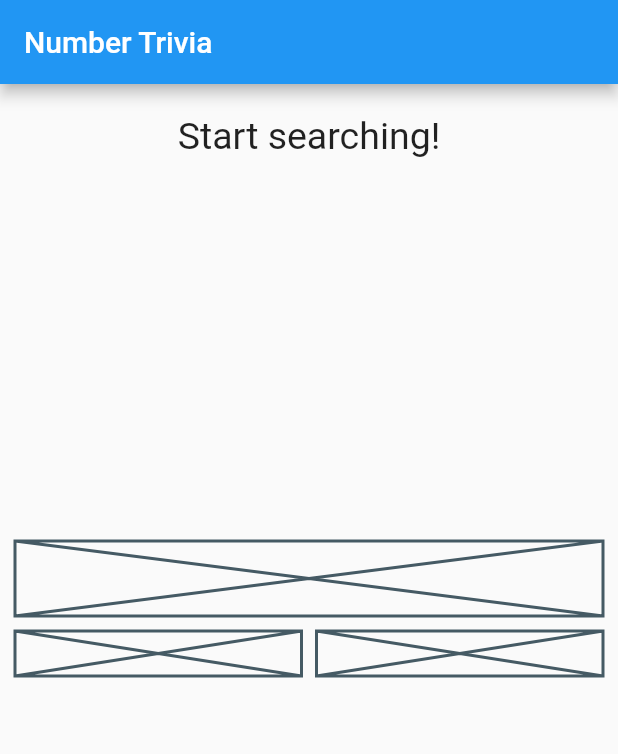
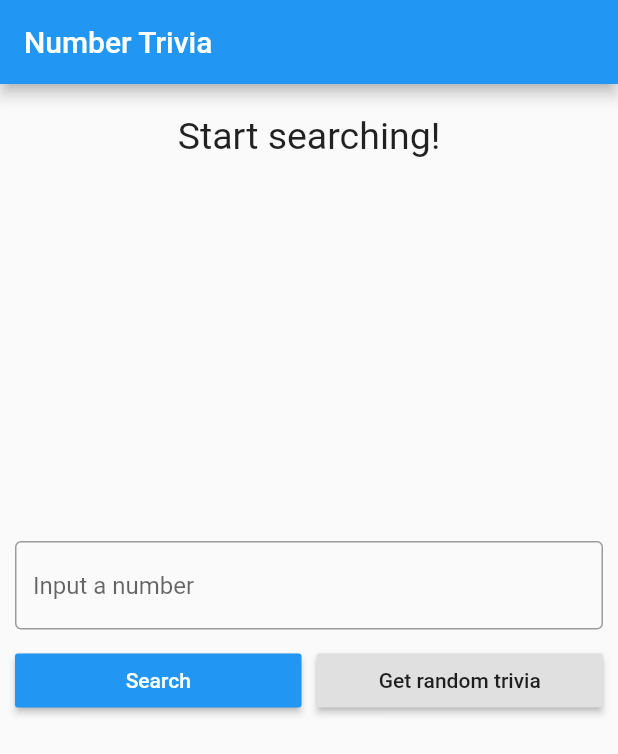
Before and after one commit to zirg41/number_trivia, a Flutter app: the screen it shows after launch, on a phone screen of 412 x 824 dp. Shown: the top 754 px of the screen. Run offline on Flutter 3.47's test engine with Material 2 defaults, Android fonts, the phone set to English and light mode, and no system bars; our stand-ins replace bloc, dartz, data_connection_checker, equatable, flutter_bloc, get_it and 1 more.

Commit message:
TriviaContols and trivia getting is implemented

```diff
--- a/lib/features/number_trivia/presentation/pages/number_trivia_page.dart
+++ b/lib/features/number_trivia/presentation/pages/number_trivia_page.dart
@@ -42,20 +42,7 @@ class NumberTriviaPage extends StatelessWidget {
 
               const SizedBox(height: 10),
               //Botton half
-              Column(
-                children: [
-                  //Text field
-                  const Placeholder(fallbackHeight: 50),
-                  const SizedBox(height: 10),
-                  Row(
-                    children: const [
-                      Expanded(child: Placeholder(fallbackHeight: 30)),
-                      SizedBox(width: 10),
-                      Expanded(child: Placeholder(fallbackHeight: 30)),
-                    ],
-                  )
-                ],
-              )
+              TriviaContols()
             ],
           ),
         ),
@@ -63,3 +50,60 @@ class NumberTriviaPage extends StatelessWidget {
     );
   }
 }
+
+class TriviaContols extends StatefulWidget {
+  const TriviaContols({
+    Key key,
+  }) : super(key: key);
+
+  @override
+  State<TriviaContols> createState() => _TriviaContolsState();
+}
+
+class _TriviaContolsState extends State<TriviaContols> {
+  final controller = TextEditingController();
+  String inputString;
+  @override
+  Widget build(BuildContext context) {
+    return Column(
+      children: [
+        //Text field
+        TextField(
+          controller: controller,
+          keyboardType: TextInputType.number,
+          decoration: const InputDecoration(
+              border: OutlineInputBorder(), hintText: "Input a number"),
+          onChanged: (value) {
+            inputString = value;
+          },
+        ),
+        const SizedBox(height: 10),
+        Row(
+          children: [
+            Expanded(
+              child: RaisedButton(
+                color: Theme.of(context).primaryColor,
+                textTheme: ButtonTextTheme.primary,
+                child: const Text("Search"),
+                onPressed: dispatchConcrete,
+              ),
+            ),
+            SizedBox(width: 10),
+            Expanded(
+              child: RaisedButton(
+                child: const Text("Get random trivia"),
+                onPressed: () {},
+              ),
+            ),
+          ],
+        )
+      ],
+    );
+  }
+
+  void dispatchConcrete() {
+    controller.clear();
+    BlocProvider.of<NumberTriviaBloc>(context)
+        .add(GetTriviaForConcreteNumber(inputString));
+  }
+}
```
